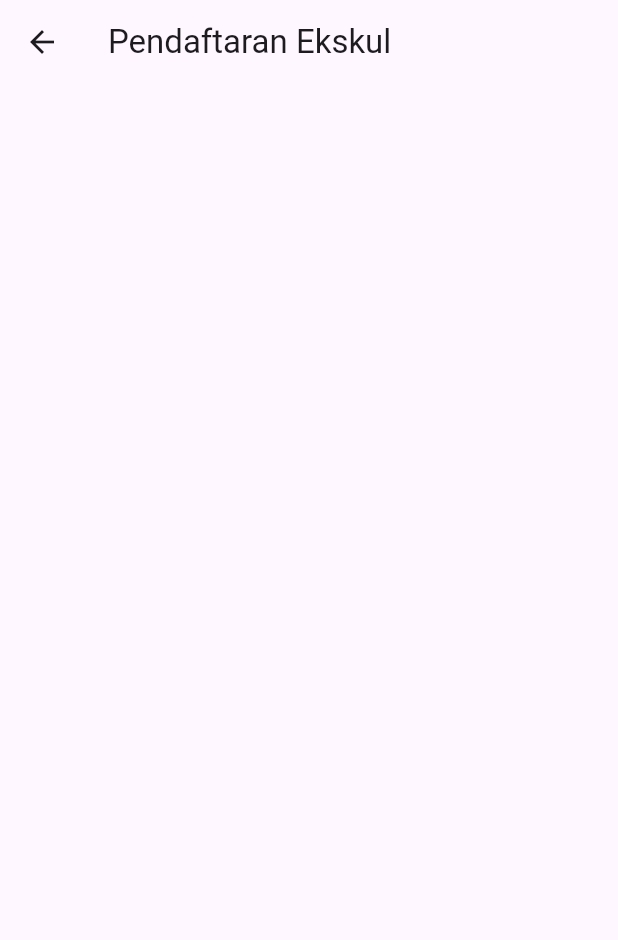
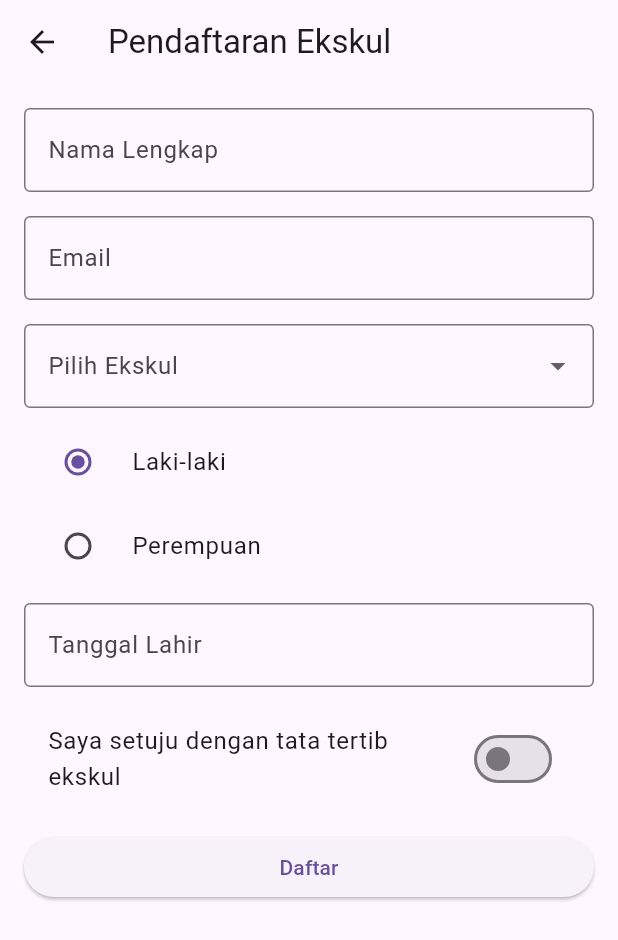
Before and after one commit to landoderi/project_flutter, a Flutter app: the FormEkskul screen opened by its route, on a phone screen of 412 x 824 dp. Shown: the top 940 px of the screen. Run offline on Flutter 3.47's test engine with Material 3 defaults, Android fonts, the phone set to English and light mode, and no system bars.

Commit message:
Update Terbaru

```diff
--- a/lib/pages/form_output_page.dart
+++ b/lib/pages/form_output_page.dart
@@ -1,7 +1,7 @@
 import 'package:flutter/material.dart';
 
 class HasilPage extends StatelessWidget {
-  final String nama, email, ekskul, gender;
+  final String nama, email, ekskul, gender, tgllahir; // Tambahkan parameter tanggal lahir
 
   const HasilPage({
     super.key,
@@ -9,6 +9,7 @@ class HasilPage extends StatelessWidget {
     required this.email,
     required this.ekskul,
     required this.gender,
+    required this.tgllahir, // Tambahkan parameter tanggal lahir
   });
 
   @override
@@ -24,6 +25,7 @@ class HasilPage extends StatelessWidget {
             Text('Email: $email'),
             Text('Ekskul: $ekskul'),
             Text('Jenis kelamin: $gender'),
+            Text('Tanggal Lahir: $tgllahir'), // Tampilkan tanggal lahir
           ],
         ),
       ),
--- a/lib/pages/formulir_input_page.dart
+++ b/lib/pages/formulir_input_page.dart
@@ -1,4 +1,5 @@
 import 'package:flutter/material.dart';
+import 'package:flutter_deryarpl3/pages/form_output_page.dart';
 
 class FormEkskul extends StatefulWidget {
   const FormEkskul({super.key});
@@ -8,7 +9,45 @@ class FormEkskul extends StatefulWidget {
 }
 
 class _FormEkskulState extends State<FormEkskul> {
-  final _formKey = GlobalKey<FormState>(); // remote control form
+  final _formKey = GlobalKey<FormState>();
+  final _namaC = TextEditingController();
+  final _emailC = TextEditingController();
+  final _tgllahirC = TextEditingController(); // Tambahan controller tanggal lahir
+
+  String? _ekskul;
+  String _gender = 'Laki-laki';
+  bool _setuju = false;
+
+  @override
+  void dispose() {
+    _namaC.dispose();
+    _emailC.dispose();
+    _tgllahirC.dispose(); // Jangan lupa dispose controller baru
+    super.dispose();
+  }
+
+  void _kirim() {
+    if (_formKey.currentState!.validate()) {
+      if (!_setuju) {
+        ScaffoldMessenger.of(context).showSnackBar(
+          const SnackBar(content: Text('Kamu harus menyetujui tata tertib')),
+        );
+        return;
+      }
+      Navigator.push(
+        context,
+        MaterialPageRoute(
+          builder: (_) => HasilPage(
+            nama: _namaC.text,
+            email: _emailC.text,
+            ekskul: _ekskul!,
+            gender: _gender,
+            tgllahir: _tgllahirC.text, // Kirim juga data tanggal lahir ke HasilPage
+          ),
+        ),
+      );
+    }
+  }
 
   @override
   Widget build(BuildContext context) {
@@ -17,10 +56,100 @@ class _FormEkskulState extends State<FormEkskul> {
       body: Padding(
         padding: const EdgeInsets.all(16),
         child: Form(
-          key: _formKey, // pasang remote ke form
+          key: _formKey,
           child: ListView(
-            children: const [
-              // kolom-kolom diisi di sini
+            children: [
+              TextFormField(
+                controller: _namaC,
+                decoration: const InputDecoration(
+                  labelText: 'Nama Lengkap',
+                  border: OutlineInputBorder(),
+                ),
+                validator: (v) {
+                  if (v == null || v.isEmpty) return 'Nama tidak boleh kosong';
+                  if (v.length < 3) return 'Nama minimal 3 huruf';
+                  return null;
+                },
+              ),
+              const SizedBox(height: 16),
+              TextFormField(
+                controller: _emailC,
+                keyboardType: TextInputType.emailAddress,
+                decoration: const InputDecoration(
+                  labelText: 'Email',
+                  border: OutlineInputBorder(),
+                ),
+                validator: (v) {
+                  if (v == null || v.isEmpty) return 'Email tidak boleh kosong';
+                  if (!v.contains('@')) return 'Format email tidak valid';
+                  return null;
+                },
+              ),
+              const SizedBox(height: 16),
+              DropdownButtonFormField<String>(
+                value: _ekskul,
+                decoration: const InputDecoration(
+                  labelText: 'Pilih Ekskul',
+                  border: OutlineInputBorder(),
+                ),
+                items: ['Pramuka', 'Robotik', 'Futsal', 'Rohis']
+                    .map((e) => DropdownMenuItem(value: e, child: Text(e)))
+                    .toList(),
+                onChanged: (v) => setState(() => _ekskul = v),
+                validator: (v) => v == null ? 'Pilih salah satu ekskul' : null,
+              ),
+              const SizedBox(height: 8),
+              RadioListTile<String>(
+                title: const Text('Laki-laki'),
+                value: 'Laki-laki',
+                groupValue: _gender,
+                onChanged: (v) => setState(() => _gender = v!),
+              ),
+              RadioListTile<String>(
+                title: const Text('Perempuan'),
+                value: 'Perempuan',
+                groupValue: _gender,
+                onChanged: (v) => setState(() => _gender = v!),
+              ),
+              const SizedBox(height: 10),
+              TextFormField(
+                controller: _tgllahirC,
+                decoration: const InputDecoration( // Diperbaiki: ditambah titik dua dan const
+                  labelText: 'Tanggal Lahir',
+                  border: OutlineInputBorder(),
+                ),
+                validator: (value) {
+                  if (value == null || value.isEmpty) {
+                    return 'Input tanggal lahir tidak boleh kosong';
+                  }
+                  return null;
+                },
+                readOnly: true,
+                onTap: () async {
+                  DateTime? pickedDate = await showDatePicker(
+                    context: context,
+                    initialDate: DateTime.now(),
+                    firstDate: DateTime(1900),
+                    lastDate: DateTime.now(),
+                  );
+                  if (pickedDate != null) {
+                    setState(() {
+                      _tgllahirC.text = "${pickedDate.toLocal()}".split(' ')[0];
+                    });
+                  }
+                },
+              ),
+              const SizedBox(height: 16),
+              SwitchListTile(
+                title: const Text('Saya setuju dengan tata tertib ekskul'),
+                value: _setuju,
+                onChanged: (v) => setState(() => _setuju = v),
+              ),
+              const SizedBox(height: 16),
+              ElevatedButton(
+                onPressed: _kirim,
+                child: const Text('Daftar'),
+              ),
             ],
           ),
         ),
--- /dev/null
+++ b/lib/pages/output_latihan_formulir.dart
@@ -0,0 +1,35 @@
+import 'package:flutter/material.dart';
+
+class HasilOutput extends StatelessWidget {
+  final String nama, kategori, kelas, tanggalLahir, gender, isilaporan; // Tambahkan parameter tanggal lahir
+
+  const HasilOutput({
+    super.key,
+    required this.nama,
+    required this.kategori,
+    required this.kelas,
+    required this.tanggalLahir,
+    required this.gender,// Tambahkan parameter tanggal lahir
+    required this.isilaporan,
+  });
+
+    @override
+  Widget build(BuildContext context) {
+    return Scaffold(
+      appBar: AppBar(title: const Text('Hasil Laporan')),
+      body: Padding(
+        padding: const EdgeInsets.all(16),
+        child: Column(
+          crossAxisAlignment: CrossAxisAlignment.start,
+          children: [
+            Text('Nama: $nama'),
+            Text('Kategori: $kategori'),
+            Text('Kelas: $kelas'),
+            Text('Tanggal Lahir: $tanggalLahir'),
+            Text('Isi Laporan: $isilaporan'), // Tampilkan tanggal lahir
+          ],
+        ),
+      ),
+    );
+  }
+}
--- a/lib/routes/app_route.dart
+++ b/lib/routes/app_route.dart
@@ -1,6 +1,7 @@
 import 'package:flutter/widgets.dart';
 import 'package:flutter_deryarpl3/container_widget/latihan_container.dart';
 import 'package:flutter_deryarpl3/pages/form_output_page.dart';
+import 'package:flutter_deryarpl3/pages/latihan_formulir.dart';
 import 'package:flutter_deryarpl3/pages/formulir_input_page.dart';
 import 'package:flutter_deryarpl3/listview_widget/latihan_list.dart';
 import 'package:flutter_deryarpl3/gridview/latihan_grid.dart';
@@ -17,6 +18,7 @@ class AppRoute {
   static const container = '/container';
   static const formulir = '/formulir';
   static const hasil = '/hasil';
+  static const latihanFormulir = '/latihan_formulir';
 
 
   static Map<String, WidgetBuilder> routes = {
@@ -27,6 +29,7 @@ class AppRoute {
     rowcolumn:(context) => LatihanLayoutDua(),
     container:(context) => LatihanContainer(),
     formulir:(context) => FormEkskul(),
-    hasil:(context) => HasilPage(nama: '', email: '', ekskul: '', gender: ''),
+    hasil:(context) => HasilPage(nama: '', email: '', ekskul: '', gender: '', tgllahir: ''), // Tambahkan parameter tanggal lahir
+    latihanFormulir:(context) => const LatihanFormulir(),
   };
 }
```
Also changed, not shown: lib/navigation/menu.dart (+9 -9 lines), lib/pages/latihan_formulir.dart (added, +176 -0 lines).
